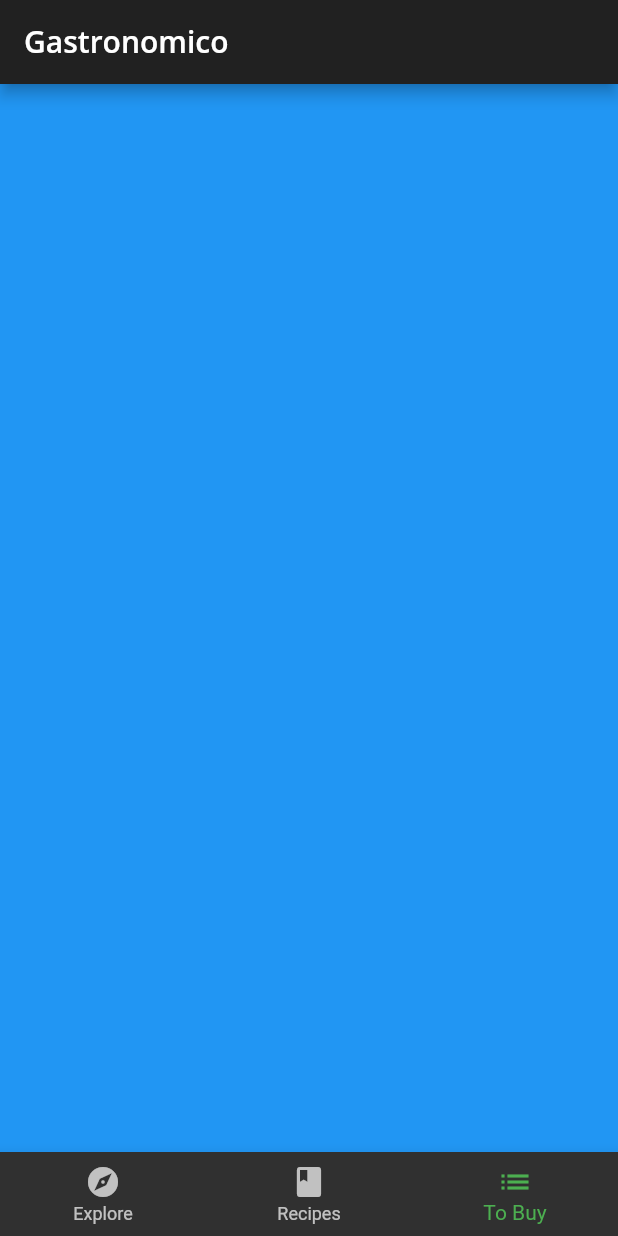
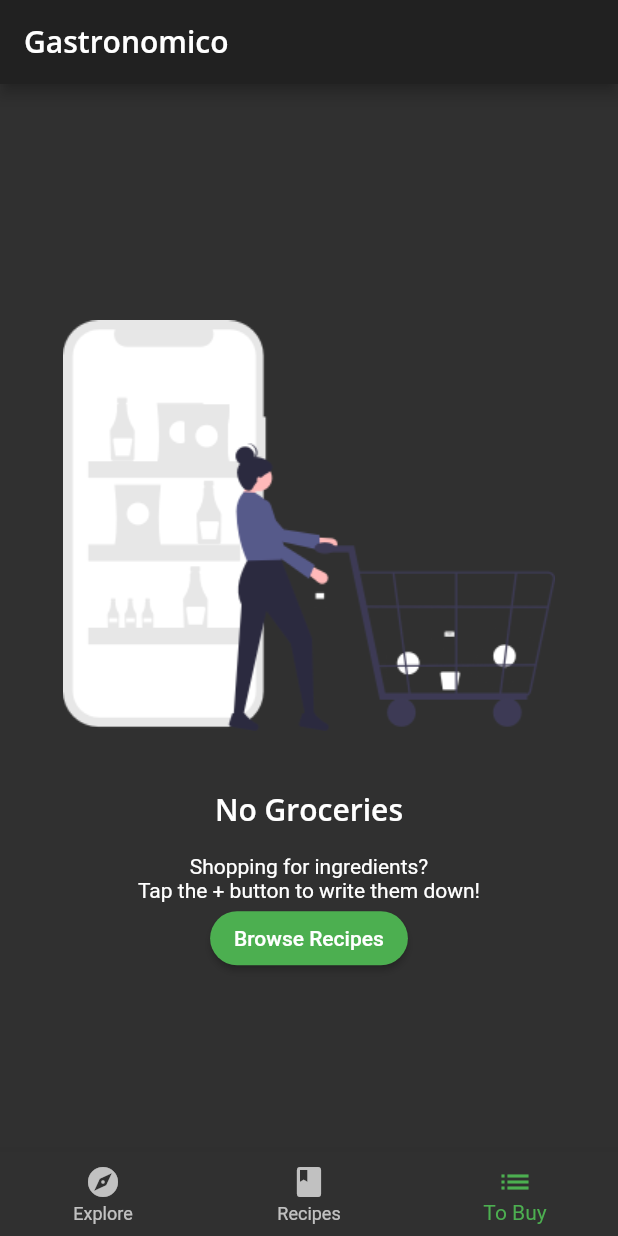
Before and after one commit to andreaferreiraoliveira/desenvolvimento-movel, a Flutter app: the screen it shows after launch, item 3 of the bottom bar chosen, on a phone screen of 412 x 824 dp. Run offline on Flutter 3.47's test engine with Material 2 defaults, Android fonts, the phone set to English and light mode, and no system bars; our stand-ins replace google_fonts.

Commit message:
atualizações gastronomico

```diff
--- a/gastronomico/lib/home.dart
+++ b/gastronomico/lib/home.dart
@@ -1,6 +1,7 @@
 import 'package:flutter/material.dart';
 import 'screens/explore_screen.dart';
 import 'screens/recipes_screen.dart';
+import 'screens/grocery_screen.dart';
 
 class Home extends StatefulWidget {
   const Home({super.key});
@@ -17,7 +18,7 @@ class HomeState extends State<Home> {
     ExploreScreen(),
     // TODO: Replace with RecipesScreen
     RecipesScreen(),
-    Container(color: Colors.blue),
+    const GroceryScreen(),
   ];
 
   void _onItemTapped(int index) {
--- a/gastronomico/lib/models/models.dart
+++ b/gastronomico/lib/models/models.dart
@@ -2,3 +2,4 @@ export 'explore_recipe.dart';
 export 'post.dart';
 export 'simple_recipe.dart';
 export 'explore_data.dart';
+export 'grocery_item.dart';
--- /dev/null
+++ b/gastronomico/lib/screens/empty_grocery_screen.dart
@@ -0,0 +1,48 @@
+import 'package:flutter/material.dart';
+class EmptyGroceryScreen extends StatelessWidget {
+  const EmptyGroceryScreen({super.key});
+  @override
+  Widget build(BuildContext context) {
+// 1
+    return Padding(
+      padding: const EdgeInsets.all(30.0),
+// 2
+      child: Center(
+// 3
+        child: Column(
+          mainAxisAlignment: MainAxisAlignment.center,
+          children: [
+            Flexible(
+              child: AspectRatio(
+                aspectRatio: 1 / 1,
+                child: Image.asset('assets/gastronomico_assets/empty_list.png'),
+              ),
+            ),
+            Text(
+              'No Groceries',
+              style: Theme.of(context).textTheme.titleLarge,
+            ),
+
+            const SizedBox(height: 16.0),
+            const Text(
+              'Shopping for ingredients?\n'
+                  'Tap the + button to write them down!',
+              textAlign: TextAlign.center,
+            ),
+            MaterialButton(
+              textColor: Colors.white,
+              shape: RoundedRectangleBorder(
+                borderRadius: BorderRadius.circular(30.0),
+              ),
+              color: Colors.green,
+              onPressed: () {
+// TODO: Go to Recipes Tab
+              },
+              child: const Text('Browse Recipes'),
+            ),
+          ],
+        ),
+      ),
+    );
+  }
+}
--- /dev/null
+++ b/gastronomico/lib/screens/grocery_screen.dart
@@ -0,0 +1,13 @@
+import 'package:flutter/material.dart';
+import 'empty_grocery_screen.dart';
+
+
+class GroceryScreen extends StatelessWidget {
+  const GroceryScreen({super.key});
+  @override
+  Widget build(BuildContext context) {
+// TODO: Add a scaffold widget
+    return const EmptyGroceryScreen();
+  }
+// TODO: Add buildGroceryScreen
+}
--- a/gastronomico/pubspec.yaml
+++ b/gastronomico/pubspec.yaml
@@ -11,6 +11,8 @@ dependencies:
   flutter:
     sdk: flutter
   google_fonts: ^4.0.4
+
+provider: ^6.0.3
 
 dev_dependencies:
   flutter_test:
@@ -26,3 +28,4 @@ flutter:
     - assets/magazine_pics/
     - assets/sample_data/
     - assets/profile_pics/
+    - assets/gastronomico_assets/
```
Also changed, not shown: gastronomico/lib/models/grocery_item.dart (added, +46 -0 lines), gastronomico/lib/models/tab_manager.dart (added, +19 -0 lines), gastronomico/assets/gastronomico_assets/empty_list.png (added).
